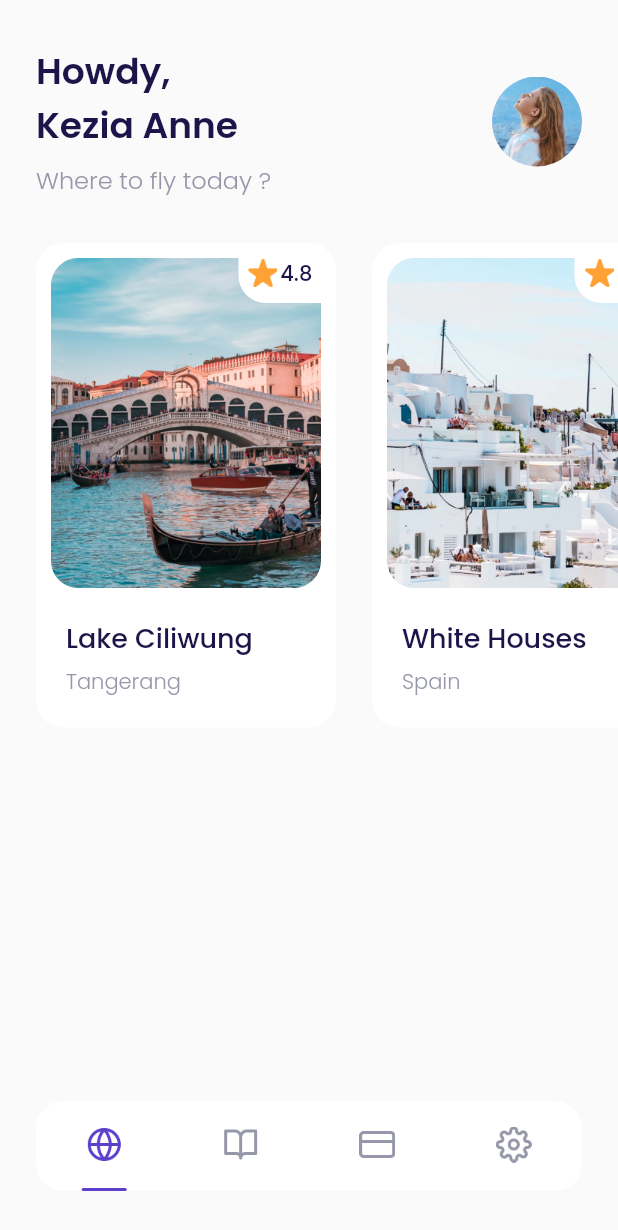
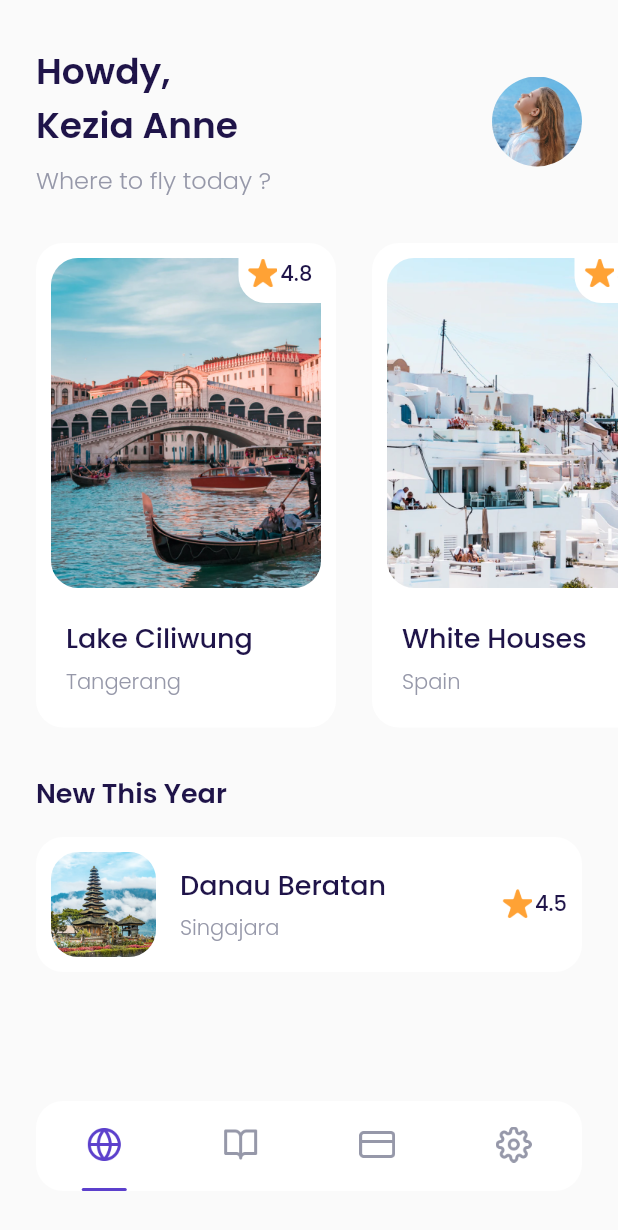
Before and after one commit to mrum13/airplane-flutter, a Flutter app: the MainPage screen opened by its route, on a phone screen of 412 x 824 dp. Shown: the top 1230 px of the screen. Run offline on Flutter 3.47's test engine with Material 2 defaults, Android fonts, the phone set to English and light mode, and no system bars; our stand-ins replace google_fonts.

Commit message:
Bagian New Destinations 1

```diff
--- a/lib/ui/pages/home_page.dart
+++ b/lib/ui/pages/home_page.dart
@@ -1,6 +1,7 @@
 import 'package:flutter/material.dart';
 import 'package:flutter_airplane/shared/theme.dart';
 import 'package:flutter_airplane/ui/widgets/destination_card.dart';
+import 'package:flutter_airplane/ui/widgets/destination_tile.dart';
 
 class HomePage extends StatelessWidget {
   const HomePage({ Key? key }) : super(key: key);
@@ -92,10 +93,29 @@ class HomePage extends StatelessWidget {
       );
     }
 
+    Widget newDestinations(){
+      return Container(
+        margin: EdgeInsets.only(top: 30, left: 24, right: 24),
+        child: Column(
+          crossAxisAlignment: CrossAxisAlignment.start,
+          children: [
+            Text('New This Year',
+              style: blackTextStyle.copyWith(
+                fontSize: 18,
+                fontWeight: semiBold,
+              ),
+            ),
+            DestinationTile()
+          ],
+        ),
+      );
+    }
+
     return ListView(
       children: [
         header(),
         popularDestinations(),
+        newDestinations(),
       ],
     );
   }
--- /dev/null
+++ b/lib/ui/widgets/destination_tile.dart
@@ -0,0 +1,70 @@
+import 'package:flutter/material.dart';
+import 'package:flutter_airplane/shared/theme.dart';
+
+class DestinationTile extends StatelessWidget {
+  const DestinationTile({Key? key}) : super(key: key);
+
+  @override
+  Widget build(BuildContext context) {
+    return Container(
+        margin: EdgeInsets.only(top: 16),
+        padding: EdgeInsets.all(10),
+        decoration: BoxDecoration(
+          color: kWhiteColor,
+          borderRadius: BorderRadius.circular(18),
+        ),
+        child: Row(
+          children: [
+            Container(
+              width: 70,
+              height: 70,
+              margin: EdgeInsets.only(right: 16),
+              decoration: BoxDecoration(
+                  borderRadius: BorderRadius.circular(18),
+                  image: DecorationImage(
+                      fit: BoxFit.cover,
+                      image: AssetImage('assets/image_destination6.png'))),
+            ),
+            Expanded(
+              child: Column(
+                crossAxisAlignment: CrossAxisAlignment.start,
+                children: [
+                  Text(
+                    'Danau Beratan',
+                    style: blackTextStyle.copyWith(
+                      fontSize: 18,
+                      fontWeight: medium,
+                    ),
+                  ),
+                  SizedBox(height: 5),
+                  Text('Singajara',
+                      style: greyTextStyle.copyWith(fontWeight: light))
+                ],
+              ),
+            ),
+            Row(
+              mainAxisAlignment: MainAxisAlignment.center,
+              crossAxisAlignment: CrossAxisAlignment.start,
+              children: [
+                Container(
+                  width: 20,
+                  height: 20,
+                  margin: EdgeInsets.only(right: 2),
+                  decoration: BoxDecoration(
+                    image: DecorationImage(
+                      image: AssetImage('assets/icon_star.png'),
+                    ),
+                  ),
+                ),
+                Text(
+                  '4.5',
+                  style: blackTextStyle.copyWith(
+                    fontWeight: medium,
+                  ),
+                )
+              ],
+            ),
+          ],
+        ));
+  }
+}
```
Also changed, not shown: pubspec.lock, 2 other files.
